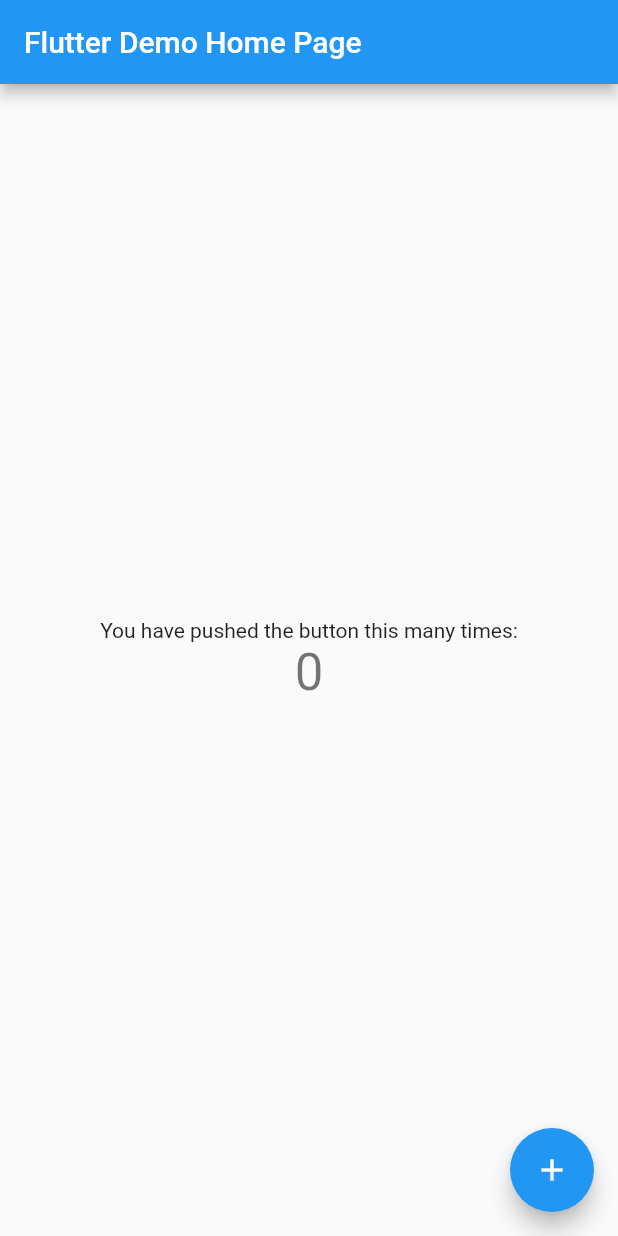
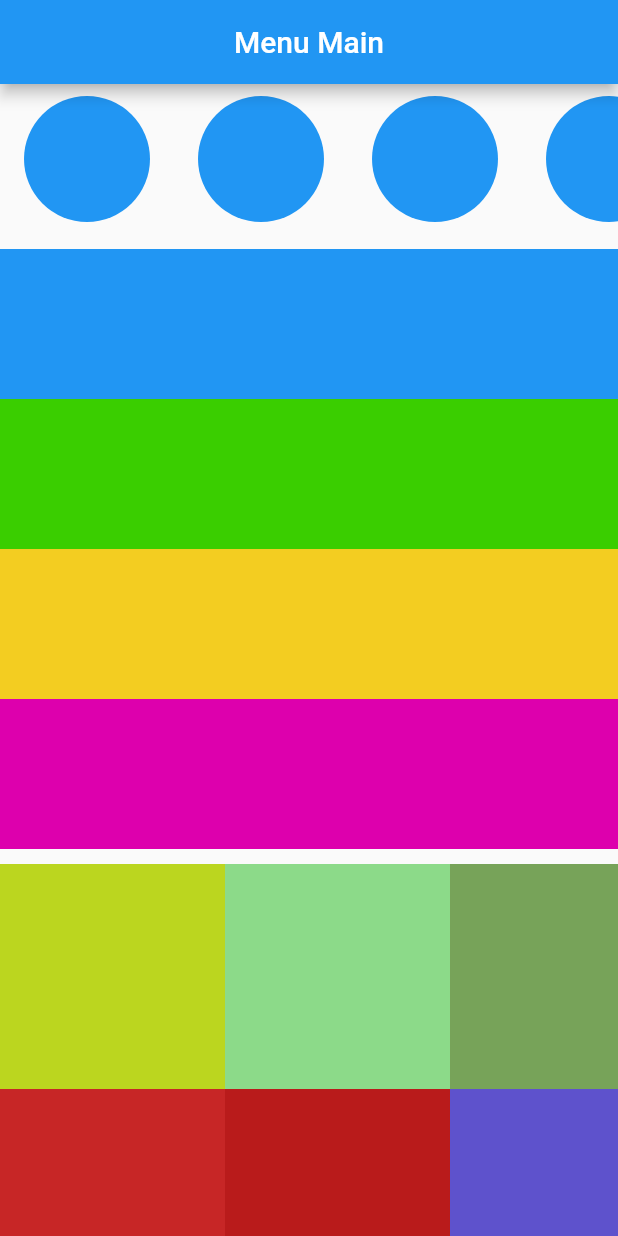
Before and after one commit to AsrofunNiam/learn_flutter_widget, a Flutter app: the screen it shows after launch, on a phone screen of 412 x 824 dp. Run offline on Flutter 3.47's test engine with Material 2 defaults, Android fonts, the phone set to English and light mode, and no system bars.

Commit message:
widget : one day

```diff
--- /dev/null
+++ b/lib/homePage.dart
@@ -0,0 +1,176 @@
+import 'package:flutter/material.dart';
+
+class HomePAge extends StatelessWidget {
+  const HomePAge({Key? key}) : super(key: key);
+
+  @override
+  Widget build(BuildContext context) {
+    return Scaffold(
+      appBar: AppBar(
+        title: const Text("Menu Main"),
+        centerTitle: true,
+      ),
+
+      body: SafeArea(
+          child: SingleChildScrollView(
+              child: Column(
+                children: <Widget>[
+                  Container(
+                    height: 100,
+                    child: ListView(
+                      scrollDirection: Axis.horizontal,
+                      children: <Widget>[
+                        Padding(
+                          padding: const EdgeInsets.all(8.0),
+                          child: Container(
+                            height: 100,
+                            width: 100,
+                            // ignore: prefer_const_constructors
+                            decoration: BoxDecoration(
+                                shape: BoxShape.circle, color: Colors.blue),
+                          ),
+                        ),
+                        Padding(
+                          padding: const EdgeInsets.all(8.0),
+                          child: Container(
+                            height: 100,
+                            width: 100,
+                            // ignore: prefer_const_constructors
+                            decoration: BoxDecoration(
+                                shape: BoxShape.circle, color: Colors.blue),
+                          ),
+                        ),
+                        Padding(
+                          padding: const EdgeInsets.all(8.0),
+                          child: Container(
+                            height: 100,
+                            width: 100,
+                            // ignore: prefer_const_constructors
+                            decoration: BoxDecoration(
+                                shape: BoxShape.circle, color: Colors.blue),
+                          ),
+                        ),
+                        Padding(
+                          padding: const EdgeInsets.all(8.0),
+                          child: Container(
+                            height: 100,
+                            width: 100,
+                            // ignore: prefer_const_constructors
+                            decoration: BoxDecoration(
+                                shape: BoxShape.circle, color: Colors.blue),
+                          ),
+                        ),
+                        Padding(
+                          padding: const EdgeInsets.all(8.0),
+                          child: Container(
+                            // child: Text("test 1"),
+                            height: 100,
+                            width: 100,
+                            // ignore: prefer_const_constructors
+                            decoration: BoxDecoration(
+                                shape: BoxShape.circle, color: Colors.blue),
+                          ),
+                        ),
+                      ],
+                    ),
+                  ),
+                  const SizedBox(height: 10,),
+                  Container(
+                    color: Colors.amber,
+                    height: 400,
+                    child: ListView(
+                      shrinkWrap: true,
+                      scrollDirection: Axis.vertical,
+                      children: <Widget>[
+                        Container(
+                          width: 50,
+                          height: 100,
+                          color: Colors.blue,
+                        ),
+                        Container(
+                          width: 50,
+                          height: 100,
+                          color: Color.fromARGB(255, 58, 206, 0),
+                        ),
+                        Container(
+                          width: 50,
+                          height: 100,
+                          color: Color.fromARGB(255, 243, 205, 33),
+                        ),
+                        Container(
+                          width: 50,
+                          height: 100,
+                          color: Color.fromARGB(255, 221, 0, 173),
+                        ),
+                        Container(
+                          width: 50,
+                          height: 100,
+                          color: Color.fromARGB(255, 243, 58, 33),
+                        ),
+                      ],
+                    ),
+
+                  ),
+                  const SizedBox(height: 10,),
+                  Container(
+                    height: 300,
+                    color: Color.fromARGB(255, 253, 253, 253),
+                    child: GridView.count(
+                      scrollDirection: Axis.horizontal,
+                      crossAxisCount: 2,
+                      children: [
+                        Container(
+                          color: Color.fromARGB(255, 187, 214, 31),
+                          height: 10,
+                          width: 10,
+                        ),
+                        // SizedBox(width: 5,),
+                        Container(
+                          color: Color.fromARGB(255, 199, 38, 38),
+                          height: 10,
+                          width: 10,
+                        ),
+                        Container(
+                          color: Color.fromARGB(255, 140, 218, 137),
+                          height: 10,
+                          width: 10,
+                        ),
+                        Container(
+                          color: Color.fromARGB(255, 185, 27, 27),
+                          height: 10,
+                          width: 10,
+                        ),
+                        Container(
+                          color: Color.fromARGB(255, 119, 163, 89),
+                          height: 100,
+                          width: 10,
+                        ),
+                        Container(
+                          color: Color.fromARGB(255, 94, 82, 204),
+                          height: 20,
+                          width: 20,
+                        ),
+                        Container(
+                          color: Color.fromARGB(255, 40, 40, 43),
+                          height: 20,
+                          width: 20,
+                        ),
+                        Container(
+                          color: Color.fromARGB(255, 141, 141, 145),
+                          height: 20,
+                          width: 20,
+                        ),
+                      ],
+                    ),
+                  ),
+                 const SizedBox(height: 10,),
+                  Container(
+                    height: 100,
+                    color: Color.fromARGB(255, 110, 129, 241),
+                  ),
+                ],
+              ))),
+
+    );
+  }
+}
--- a/lib/main.dart
+++ b/lib/main.dart
@@ -1,4 +1,5 @@
 import 'package:flutter/material.dart';
+import 'package:learn_flutter_widget/homePage.dart';
 
 void main() {
   runApp(const MyApp());
@@ -13,103 +14,9 @@
     return MaterialApp(
       title: 'Flutter Demo',
       theme: ThemeData(
-        // This is the theme of your application.
-        //
-        // Try running your application with "flutter run". You'll see the
-        // application has a blue toolbar. Then, without quitting the app, try
-        // changing the primarySwatch below to Colors.green and then invoke
-        // "hot reload" (press "r" in the console where you ran "flutter run",
-        // or simply save your changes to "hot reload" in a Flutter IDE).
-        // Notice that the counter didn't reset back to zero; the application
-        // is not restarted.
         primarySwatch: Colors.blue,
       ),
-      home: const MyHomePage(title: 'Flutter Demo Home Page'),
+      home:  HomePAge(),
     );
   }
 }
-
-class MyHomePage extends StatefulWidget {
-  const MyHomePage({Key? key, required this.title}) : super(key: key);
-
-  // This widget is the home page of your application. It is stateful, meaning
-  // that it has a State object (defined below) that contains fields that affect
-  // how it looks.
-
-  // This class is the configuration for the state. It holds the values (in this
-  // case the title) provided by the parent (in this case the App widget) and
-  // used by the build method of the State. Fields in a Widget subclass are
-  // always marked "final".
-
-  final String title;
-
-  @override
-  State<MyHomePage> createState() => _MyHomePageState();
-}
-
-class _MyHomePageState extends State<MyHomePage> {
-  int _counter = 0;
-
-  void _incrementCounter() {
-    setState(() {
-      // This call to setState tells the Flutter framework that something has
-      // changed in this State, which causes it to rerun the build method below
-      // so that the display can reflect the updated values. If we changed
-      // _counter without calling setState(), then the build method would not be
-      // called again, and so nothing would appear to happen.
-      _counter++;
-    });
-  }
-
-  @override
-  Widget build(BuildContext context) {
-    // This method is rerun every time setState is called, for instance as done
-    // by the _incrementCounter method above.
-    //
-    // The Flutter framework has been optimized to make rerunning build methods
-    // fast, so that you can just rebuild anything that needs updating rather
-    // than having to individually change instances of widgets.
-    return Scaffold(
-      appBar: AppBar(
-        // Here we take the value from the MyHomePage object that was created by
-        // the App.build method, and use it to set our appbar title.
-        title: Text(widget.title),
-      ),
-      body: Center(
-        // Center is a layout widget. It takes a single child and positions it
-        // in the middle of the parent.
-        child: Column(
-          // Column is also a layout widget. It takes a list of children and
-          // arranges them vertically. By default, it sizes itself to fit its
-          // children horizontally, and tries to be as tall as its parent.
-          //
-          // Invoke "debug painting" (press "p" in the console, choose the
-          // "Toggle Debug Paint" action from the Flutter Inspector in Android
-          // Studio, or the "Toggle Debug Paint" command in Visual Studio Code)
-          // to see the wireframe for each widget.
-          //
-          // Column has various properties to control how it sizes itself and
-          // how it positions its children. Here we use mainAxisAlignment to
-          // center the children vertically; the main axis here is the vertical
-          // axis because Columns are vertical (the cross axis would be
-          // horizontal).
-          mainAxisAlignment: MainAxisAlignment.center,
-          children: <Widget>[
-            const Text(
-              'You have pushed the button this many times:',
-            ),
-            Text(
-              '$_counter',
-              style: Theme.of(context).textTheme.headline4,
-            ),
-          ],
-        ),
-      ),
-      floatingActionButton: FloatingActionButton(
-        onPressed: _incrementCounter,
-        tooltip: 'Increment',
-        child: const Icon(Icons.add),
-      ), // This trailing comma makes auto-formatting nicer for build methods.
-    );
-  }
-}
```
